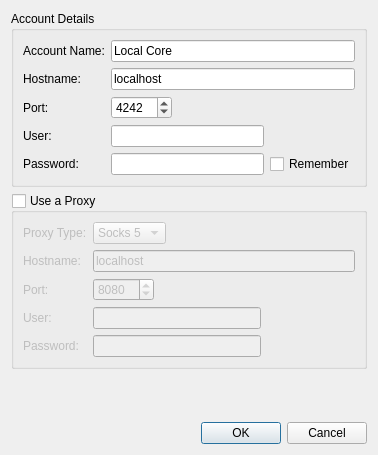
Above: src/mobileui/settingspages/coreaccounteditdlg.ui from raininja/quassel2go before the change. Below: the same form after it.
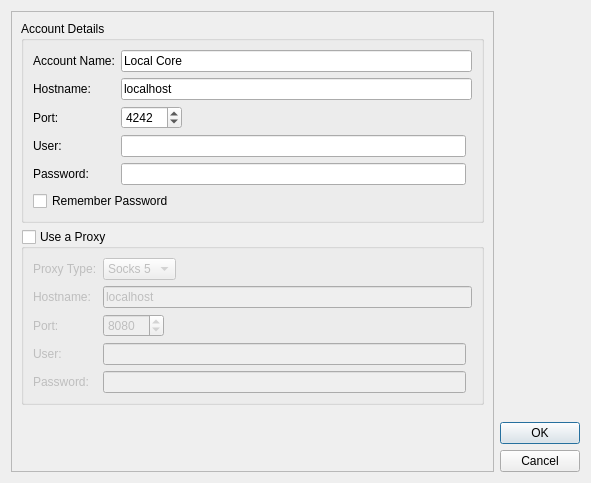
That is the form after the change.

Diff of the .ui file:
```diff
--- a/src/mobileui/settingspages/coreaccounteditdlg.ui
+++ b/src/mobileui/settingspages/coreaccounteditdlg.ui
@@ -6,13 +6,28 @@
    <rect>
     <x>0</x>
     <y>0</y>
-    <width>378</width>
-    <height>455</height>
+    <width>591</width>
+    <height>483</height>
    </rect>
   </property>
   <property name="windowTitle">
    <string>Edit Core Account</string>
   </property>
+  <layout class="QGridLayout" name="gridLayout_2">
+   <item row="0" column="0" rowspan="2">
+    <widget class="QScrollArea" name="scrollArea">
+     <property name="widgetResizable">
+      <bool>true</bool>
+     </property>
+     <widget class="QWidget" name="scrollAreaWidgetContents">
+      <property name="geometry">
+       <rect>
+        <x>0</x>
+        <y>0</y>
+        <width>456</width>
+        <height>469</height>
+       </rect>
+      </property>
   <layout class="QVBoxLayout" name="verticalLayout">
    <item>
     <widget class="QGroupBox" name="groupBox">
@@ -111,10 +126,10 @@
         </property>
        </widget>
       </item>
-      <item row="4" column="3">
+          <item row="5" column="0" colspan="2">
        <widget class="QCheckBox" name="rememberPassword">
         <property name="text">
-         <string>Remember</string>
+             <string>Remember Password</string>
         </property>
        </widget>
       </item>
@@ -244,32 +259,6 @@
         </property>
        </widget>
       </item>
-      <item row="3" column="4">
-       <spacer name="horizontalSpacer_4">
-        <property name="orientation">
-         <enum>Qt::Horizontal</enum>
-        </property>
-        <property name="sizeHint" stdset="0">
-         <size>
-          <width>40</width>
-          <height>20</height>
-         </size>
-        </property>
-       </spacer>
-      </item>
-      <item row="4" column="4">
-       <spacer name="horizontalSpacer_5">
-        <property name="orientation">
-         <enum>Qt::Horizontal</enum>
-        </property>
-        <property name="sizeHint" stdset="0">
-         <size>
-          <width>40</width>
-          <height>20</height>
-         </size>
-        </property>
-       </spacer>
-      </item>
      </layout>
     </widget>
    </item>
@@ -286,10 +275,33 @@
      </property>
     </spacer>
    </item>
-   <item>
+      </layout>
+     </widget>
+    </widget>
+   </item>
+   <item row="0" column="1">
+    <spacer name="spacer">
+     <property name="orientation">
+      <enum>Qt::Vertical</enum>
+     </property>
+     <property name="sizeHint" stdset="0">
+      <size>
+       <width>17</width>
+       <height>414</height>
+      </size>
+     </property>
+    </spacer>
+   </item>
+   <item row="1" column="1">
     <widget class="QDialogButtonBox" name="buttonBox">
+     <property name="sizePolicy">
+      <sizepolicy hsizetype="Fixed" vsizetype="Maximum">
+       <horstretch>0</horstretch>
+       <verstretch>0</verstretch>
+      </sizepolicy>
+     </property>
      <property name="orientation">
-      <enum>Qt::Horizontal</enum>
+      <enum>Qt::Vertical</enum>
      </property>
      <property name="standardButtons">
       <set>QDialogButtonBox::Cancel|QDialogButtonBox::Ok</set>
```
Left out of the diff: 1 changed line with no effect on the pictures. Lines whose indentation alone changed are shown as unchanged.
